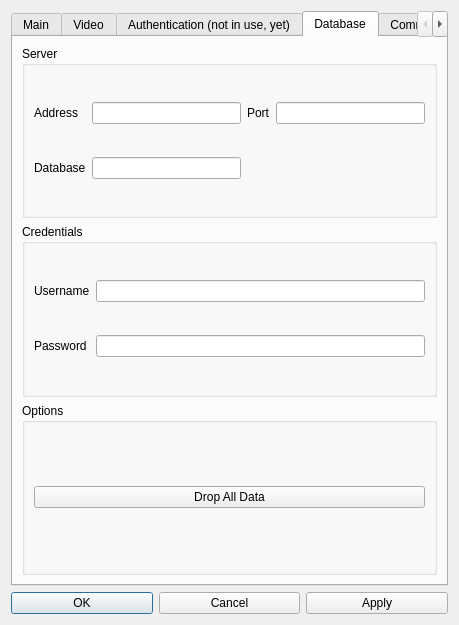
Qt form src/designer/settings.ui (marsinstituteSC/MissionControl) before a commit.
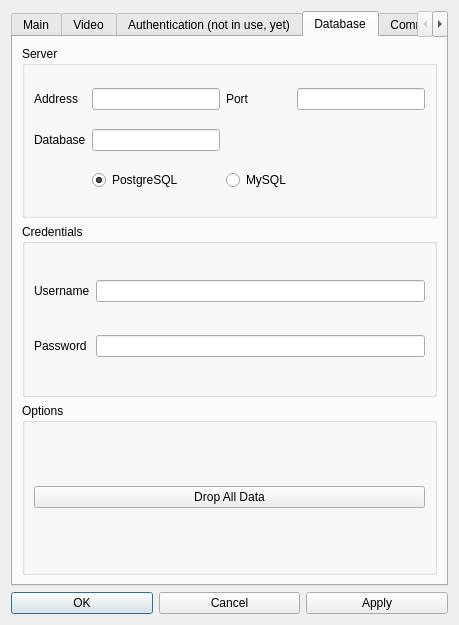
The same form after that commit. The open tabs and pages were chosen to show the change.

```diff
--- a/src/designer/settings.ui
+++ b/src/designer/settings.ui
@@ -51,7 +51,7 @@
    <item row="0" column="1">
     <widget class="QTabWidget" name="properties_tab">
      <property name="currentIndex">
-      <number>0</number>
+      <number>3</number>
      </property>
      <widget class="QWidget" name="main_window_tab">
       <attribute name="title">
@@ -820,6 +820,9 @@
           <string>Server</string>
          </property>
          <layout class="QGridLayout" name="gridLayout_22">
+          <item row="1" column="1">
+           <widget class="QLineEdit" name="databaseDB"/>
+          </item>
           <item row="0" column="0">
            <widget class="QLabel" name="label_17">
             <property name="text">
@@ -847,8 +850,22 @@
             </property>
            </widget>
           </item>
-          <item row="1" column="1">
-           <widget class="QLineEdit" name="databaseDB"/>
+          <item row="2" column="1">
+           <widget class="QRadioButton" name="checkPostgreSQL">
+            <property name="text">
+             <string>PostgreSQL</string>
+            </property>
+            <property name="checked">
+             <bool>true</bool>
+            </property>
+           </widget>
+          </item>
+          <item row="2" column="2">
+           <widget class="QRadioButton" name="checkMySQL">
+            <property name="text">
+             <string>MySQL</string>
+            </property>
+           </widget>
           </item>
          </layout>
         </widget>
```
